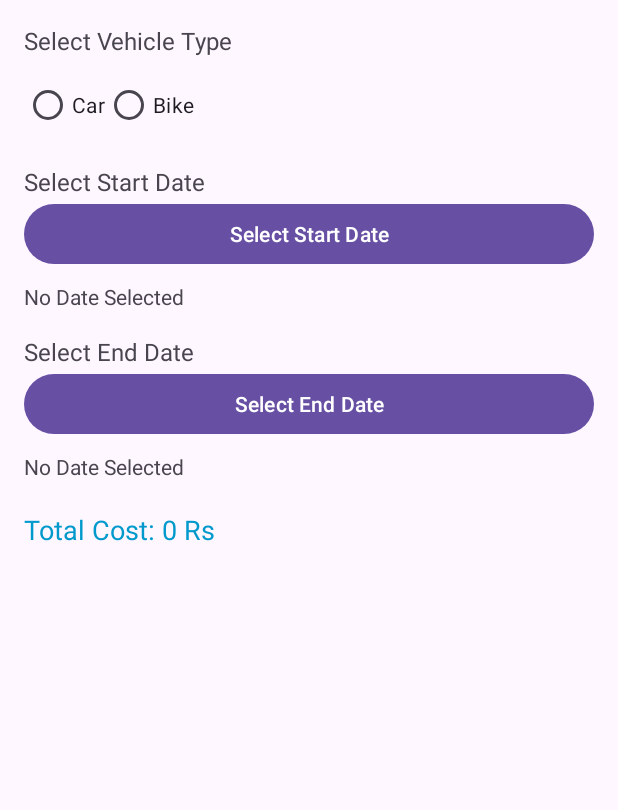
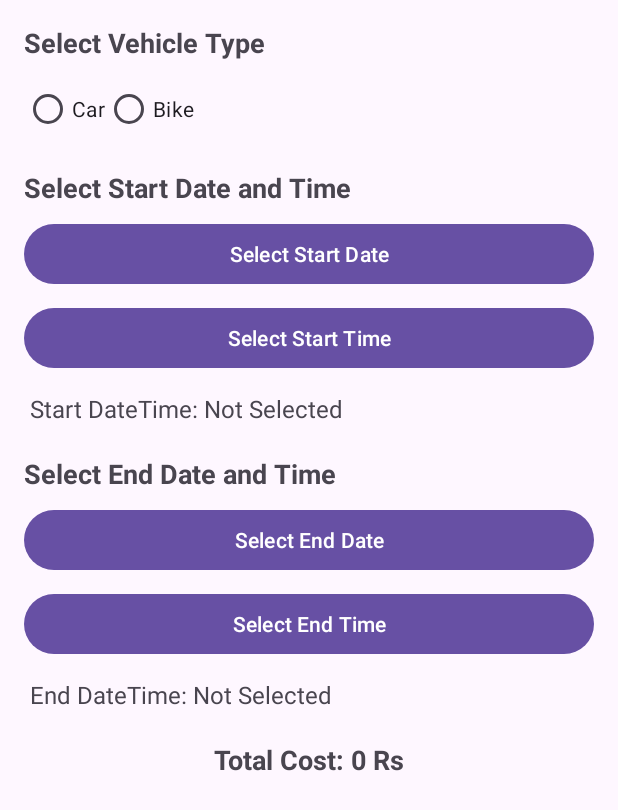
Before and after one commit to Santrokal/Vehicle_Parking_Booking_System, an Android app: the Cost_Calculation screen opened directly, with no data from a screen before it, on a phone screen of 412 x 824 dp. Shown: the top 810 px of the screen. Run offline under Robolectric (Android 15) with nearby library versions, the phone set to English and light mode, and no system bars.

Commit message:
working project

```diff
--- a/app/src/main/res/layout/activity_cost_calculation.xml
+++ b/app/src/main/res/layout/activity_cost_calculation.xml
@@ -1,29 +1,36 @@
 <?xml version="1.0" encoding="utf-8"?>
-<LinearLayout
-    xmlns:android="http://schemas.android.com/apk/res/android"
+<ScrollView xmlns:android="http://schemas.android.com/apk/res/android"
     android:layout_width="match_parent"
     android:layout_height="match_parent"
-    android:orientation="vertical"
     android:padding="16dp">
+
+    <LinearLayout
+        android:layout_width="match_parent"
+        android:layout_height="wrap_content"
+        android:orientation="vertical">
 
         <!-- Vehicle Type Selection -->
         <TextView
+            android:id="@+id/tvVehicleType"
             android:layout_width="wrap_content"
             android:layout_height="wrap_content"
             android:text="Select Vehicle Type"
-        android:textSize="16sp"
-        android:layout_marginBottom="8dp" />
+            android:textSize="18sp"
+            android:textStyle="bold"
+            android:paddingBottom="8dp" />
 
         <RadioGroup
             android:id="@+id/rgVehicleType"
             android:layout_width="match_parent"
             android:layout_height="wrap_content"
             android:orientation="horizontal">
+
             <RadioButton
                 android:id="@+id/rbCar"
                 android:layout_width="wrap_content"
                 android:layout_height="wrap_content"
                 android:text="Car" />
+
             <RadioButton
                 android:id="@+id/rbBike"
                 android:layout_width="wrap_content"
@@ -31,13 +38,15 @@
                 android:text="Bike" />
         </RadioGroup>
 
-    <!-- Date Selection -->
+        <!-- Date and Time Selection -->
         <TextView
             android:layout_width="wrap_content"
             android:layout_height="wrap_content"
-        android:text="Select Start Date"
-        android:textSize="16sp"
-        android:layout_marginTop="16dp" />
+            android:text="Select Start Date and Time"
+            android:textSize="18sp"
+            android:textStyle="bold"
+            android:paddingTop="16dp"
+            android:paddingBottom="8dp" />
 
         <Button
             android:id="@+id/btnSelectStartDate"
@@ -45,19 +54,30 @@
             android:layout_height="wrap_content"
             android:text="Select Start Date" />
 
+        <Button
+            android:id="@+id/btnSelectStartTime"
+            android:layout_width="match_parent"
+            android:layout_height="wrap_content"
+            android:text="Select Start Time"
+            android:layout_marginTop="8dp" />
+
         <TextView
-        android:layout_width="wrap_content"
+            android:id="@+id/tvStartDateTime"
+            android:layout_width="match_parent"
             android:layout_height="wrap_content"
-        android:id="@+id/tvStartDate"
-        android:text="No Date Selected"
-        android:layout_marginTop="8dp" />
+            android:text="Start DateTime: Not Selected"
+            android:textSize="16sp"
+            android:layout_marginTop="8dp"
+            android:padding="4dp" />
 
         <TextView
             android:layout_width="wrap_content"
             android:layout_height="wrap_content"
-        android:text="Select End Date"
-        android:textSize="16sp"
-        android:layout_marginTop="16dp" />
+            android:text="Select End Date and Time"
+            android:textSize="18sp"
+            android:textStyle="bold"
+            android:paddingTop="16dp"
+            android:paddingBottom="8dp" />
 
         <Button
             android:id="@+id/btnSelectEndDate"
@@ -65,12 +85,21 @@
             android:layout_height="wrap_content"
             android:text="Select End Date" />
 
+        <Button
+            android:id="@+id/btnSelectEndTime"
+            android:layout_width="match_parent"
+            android:layout_height="wrap_content"
+            android:text="Select End Time"
+            android:layout_marginTop="8dp" />
+
         <TextView
-        android:layout_width="wrap_content"
+            android:id="@+id/tvEndDateTime"
+            android:layout_width="match_parent"
             android:layout_height="wrap_content"
-        android:id="@+id/tvEndDate"
-        android:text="No Date Selected"
-        android:layout_marginTop="8dp" />
+            android:text="End DateTime: Not Selected"
+            android:textSize="16sp"
+            android:layout_marginTop="8dp"
+            android:padding="4dp" />
 
         <!-- Total Cost Display -->
         <TextView
@@ -79,6 +108,9 @@
             android:layout_height="wrap_content"
             android:text="Total Cost: 0 Rs"
             android:textSize="18sp"
-        android:layout_marginTop="20dp"
-        android:textColor="@android:color/holo_blue_dark" />
+            android:textStyle="bold"
+            android:gravity="center"
+            android:paddingTop="16dp"
+            android:paddingBottom="16dp" />
     </LinearLayout>
+</ScrollView>
```
Also changed, not shown: app/src/main/java/com/example/vehicle_parking_booking_system/Cost_Calculation.java (+65 -23 lines). Lines whose indentation alone changed are shown as unchanged.
